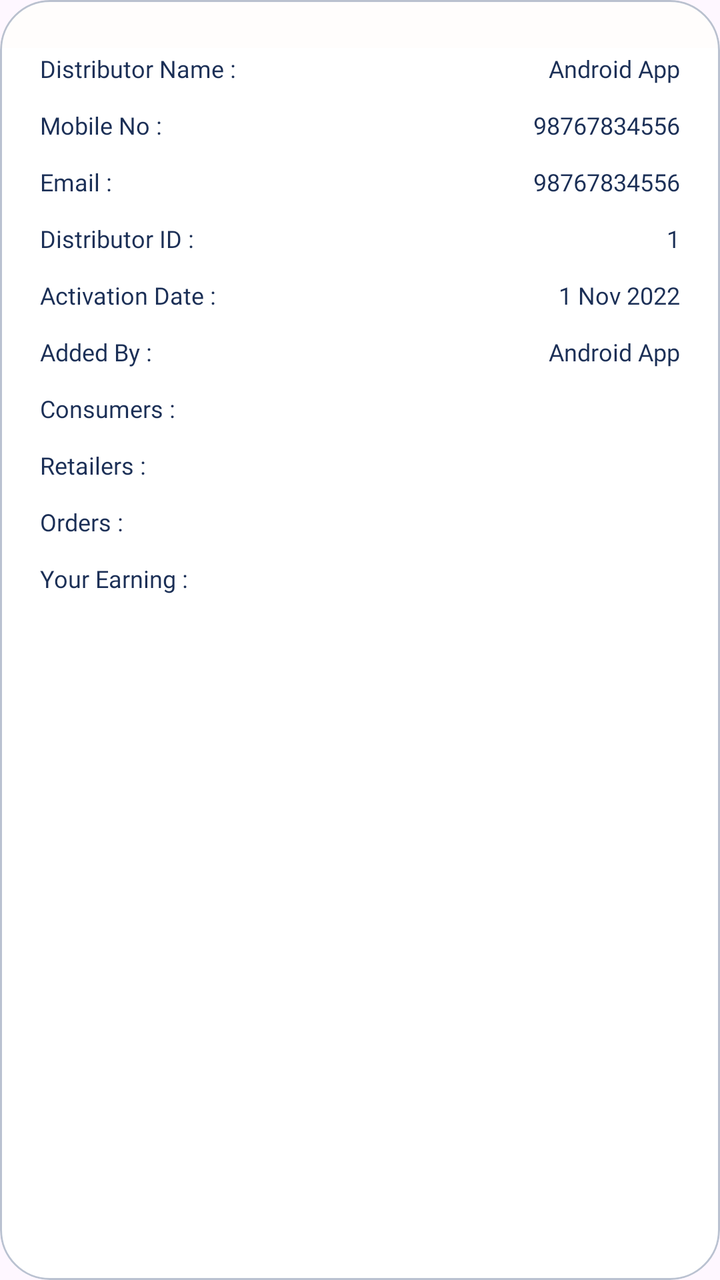
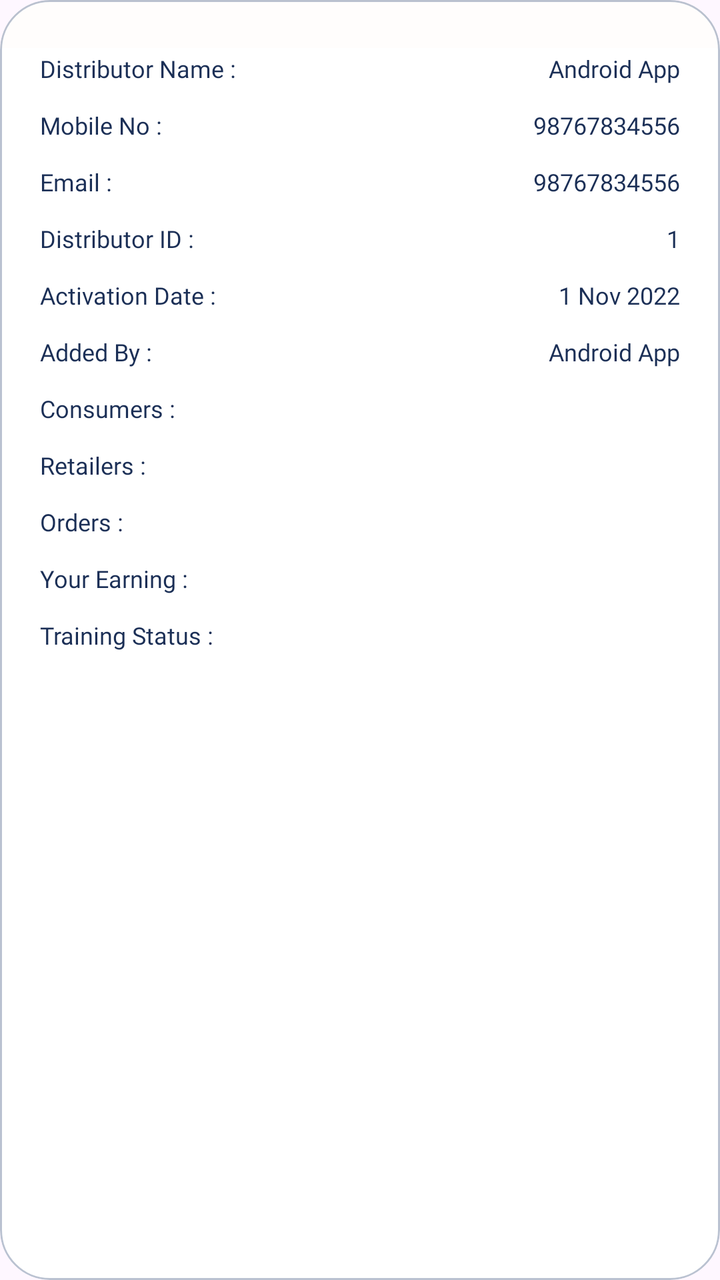

An Android layout rendered at two revisions. The XML below is the earlier revision; the diff shows what the commit changed to produce the second picture.
<!-- AndroidManifest.xml: application theme Theme.MasterDistributorMDL -->
<!-- res/layout/distributor_report_adapter.xml -->
<?xml version="1.0" encoding="utf-8"?>
<layout xmlns:android="http://schemas.android.com/apk/res/android"
    xmlns:app="http://schemas.android.com/apk/res-auto">


    <com.google.android.material.card.MaterialCardView

        android:layout_width="match_parent"
        android:layout_height="wrap_content"
        android:layout_marginStart="@dimen/_20sp"
        android:layout_marginTop="@dimen/_8sp"
        android:layout_marginEnd="@dimen/_20sp"
        android:layout_marginBottom="@dimen/_8sp"
        android:theme="@style/Theme.MaterialComponents.DayNight.DarkActionBar"
        app:cardBackgroundColor="#FFFFFF"
        app:cardCornerRadius="@dimen/_25sp"
        app:cardElevation="0sp"
        app:strokeColor="#4D1D3667"
        app:strokeWidth="@dimen/_1sp">

        <LinearLayout
            android:layout_width="match_parent"
            android:layout_height="wrap_content"
            android:orientation="vertical">

            <LinearLayout
                android:layout_width="match_parent"
                android:layout_height="wrap_content"
                android:background="#4DFFF9F3"
                android:gravity="center"
                android:orientation="horizontal"
                android:paddingStart="@dimen/_20sp"
                android:paddingTop="@dimen/_17sp"
                android:paddingEnd="@dimen/_18sp"
                android:paddingBottom="@dimen/_7sp">

                <androidx.appcompat.widget.LinearLayoutCompat
                    android:layout_width="match_parent"
                    android:layout_height="wrap_content"
                    android:orientation="vertical">

                    <androidx.appcompat.widget.LinearLayoutCompat
                        android:layout_width="match_parent"
                        android:layout_height="wrap_content"
                        android:visibility="gone"
                        android:orientation="horizontal">

                        <androidx.appcompat.widget.AppCompatTextView
                            android:layout_width="0sp"
                            android:layout_height="wrap_content"
                            android:fontFamily="@font/medium"
                            android:layout_weight="1"
                            android:includeFontPadding="false"
                            android:layout_marginTop="@dimen/_5sp"
                            android:textColor="#132D5F"
                            android:text="@string/shop_name"
                            android:textSize="16sp" />

                        <androidx.appcompat.widget.AppCompatTextView
                            android:id="@+id/shop"
                            android:layout_width="0sp"
                            android:layout_height="wrap_content"
                            android:fontFamily="@font/bold"
                            android:includeFontPadding="false"
                            android:layout_weight="1"
                            android:textAlignment="textEnd"
                            android:layout_marginHorizontal="@dimen/_5sp"
                            android:layout_marginTop="@dimen/_5sp"
                            android:textColor="#F86202"
                            android:textSize="16sp" />

                    </androidx.appcompat.widget.LinearLayoutCompat>



                    <TextView
                        android:id="@+id/address"
                        android:layout_width="match_parent"
                        android:layout_height="wrap_content"
                        android:layout_marginTop="@dimen/_5sp"
                        android:fontFamily="@font/medium"
                        android:includeFontPadding="false"
                        android:visibility="gone"
                        android:text="H-183 Noida Sector 63 -(UP) 201301,"
                        android:textColor="#B31D3667"

                        android:textSize="@dimen/_10sp" />

                </androidx.appcompat.widget.LinearLayoutCompat>



            </LinearLayout>


            <View
                android:layout_width="match_parent"
                android:layout_height="@dimen/_1sp"
                android:visibility="gone"
                android:background="#4D1D3667" />

            <LinearLayout
                android:layout_width="match_parent"
                android:layout_height="wrap_content"
                android:orientation="vertical"
                android:paddingStart="@dimen/_20sp"
                android:paddingEnd="@dimen/_20sp"
                android:paddingBottom="@dimen/_15sp">

                <LinearLayout
                    android:layout_width="match_parent"
                    android:layout_height="wrap_content"
                    android:visibility="gone"
                    android:orientation="horizontal">

                    <TextView
                        android:layout_width="0sp"
                        android:layout_height="wrap_content"
                        android:layout_weight="1"
                        android:fontFamily="@font/normal"
                        android:text="Status :"
                        android:textColor="#1B2F56"
                        android:textSize="@dimen/_12sp" />

                    <TextView
                        android:id="@+id/status"
                        android:layout_width="wrap_content"
                        android:layout_height="wrap_content"
                        android:fontFamily="@font/medium"
                        android:includeFontPadding="false"
                        android:text="● Active"
                        android:textColor="#B31D3667"
                        android:textSize="@dimen/_13sp" />

                </LinearLayout>

                <LinearLayout
                    android:layout_width="match_parent"
                    android:layout_height="wrap_content"
                    android:layout_marginTop="@dimen/_2sp"
                    android:orientation="horizontal">

                    <TextView
                        android:layout_width="0sp"
                        android:layout_height="wrap_content"
                        android:layout_weight="1"
                        android:fontFamily="@font/normal"
                        android:text="Distributor Name :"
                        android:textColor="#1B2F56"
                        android:textSize="@dimen/_12sp" />

                    <TextView
                        android:id="@+id/name"
                        android:layout_width="wrap_content"
                        android:layout_height="wrap_content"
                        android:fontFamily="@font/medium"


                        android:text="Android App"
                        android:textColor="#1B2F56"

                        android:textSize="@dimen/_12sp" />

                </LinearLayout>

                <LinearLayout
                    android:layout_width="match_parent"
                    android:layout_height="wrap_content"
                    android:layout_marginTop="@dimen/_12sp"
                    android:orientation="horizontal">

                    <TextView
                        android:layout_width="0sp"
                        android:layout_height="wrap_content"
                        android:layout_weight="1"
                        android:fontFamily="@font/normal"

                        android:text="Mobile No :"
                        android:textColor="#1B2F56"

                        android:textSize="@dimen/_12sp" />

                    <TextView
                        android:id="@+id/mobile"
                        android:layout_width="wrap_content"
                        android:layout_height="wrap_content"
                        android:fontFamily="@font/medium"


                        android:text="98767834556"
                        android:textColor="#1B2F56"

                        android:textSize="@dimen/_12sp" />

                </LinearLayout>
                <LinearLayout
                    android:layout_width="match_parent"
                    android:layout_height="wrap_content"
                    android:layout_marginTop="@dimen/_12sp"
                    android:orientation="horizontal">

                    <TextView
                        android:layout_width="0sp"
                        android:layout_height="wrap_content"
                        android:layout_weight="1"
                        android:fontFamily="@font/normal"

                        android:text="Email :"
                        android:textColor="#1B2F56"

                        android:textSize="@dimen/_12sp" />

                    <TextView
                        android:id="@+id/email"
                        android:layout_width="wrap_content"
                        android:layout_height="wrap_content"
                        android:fontFamily="@font/medium"
                        android:text="98767834556"
                        android:textColor="#1B2F56"
                        android:textSize="@dimen/_12sp" />

                </LinearLayout>

                <LinearLayout
                    android:id="@+id/shopIdLay"
                    android:layout_width="match_parent"
                    android:layout_height="wrap_content"
                    android:layout_marginTop="@dimen/_12sp"
                    android:orientation="horizontal">

                    <TextView
                        android:layout_width="0sp"
                        android:layout_height="wrap_content"
                        android:layout_weight="1"
                        android:fontFamily="@font/normal"
                        android:text="Distributor ID :"
                        android:textColor="#1B2F56"
                        android:textSize="@dimen/_12sp" />

                    <TextView
                        android:id="@+id/shopid"
                        android:layout_width="wrap_content"

                        android:layout_height="wrap_content"
                        android:fontFamily="@font/medium"

                        android:text="1"
                        android:textColor="#1B2F56"

                        android:textSize="@dimen/_12sp" />

                </LinearLayout>

                <LinearLayout
                    android:layout_width="match_parent"
                    android:layout_height="wrap_content"
                    android:layout_marginTop="@dimen/_12sp"
                    android:orientation="horizontal">

                    <TextView
                        android:layout_width="0sp"
                        android:layout_height="wrap_content"
                        android:layout_weight="1"
                        android:fontFamily="@font/normal"

                        android:text="Activation Date :"
                        android:textColor="#1B2F56"

                        android:textSize="@dimen/_12sp" />

                    <TextView
                        android:id="@+id/date"
                        android:layout_width="wrap_content"

                        android:layout_height="wrap_content"
                        android:fontFamily="@font/medium"

                        android:text="1 Nov 2022"
                        android:textColor="#1B2F56"

                        android:textSize="@dimen/_12sp" />

                </LinearLayout>

                <LinearLayout
                    android:id="@+id/addedByLay"
                    android:layout_width="match_parent"
                    android:layout_height="wrap_content"
                    android:layout_marginTop="@dimen/_12sp"
                    android:orientation="horizontal">

                    <TextView
                        android:layout_width="0sp"
                        android:layout_height="wrap_content"
                        android:layout_weight="1"
                        android:fontFamily="@font/normal"

                        android:text="Added By :"
                        android:textColor="#1B2F56"

                        android:textSize="@dimen/_12sp" />

                    <TextView
                        android:id="@+id/addedBy"
                        android:layout_width="wrap_content"

                        android:layout_height="wrap_content"
                        android:fontFamily="@font/medium"

                        android:text="Android App"
                        android:textColor="#1B2F56"

                        android:textSize="@dimen/_12sp" />

                </LinearLayout>

                <LinearLayout
                    android:layout_width="match_parent"
                    android:layout_height="wrap_content"
                    android:layout_marginTop="@dimen/_12sp"
                    android:orientation="horizontal">

                    <TextView
                        android:layout_width="0sp"
                        android:layout_height="wrap_content"
                        android:layout_weight="1"
                        android:fontFamily="@font/normal"
                        android:text="Consumers :"
                        android:textColor="#1B2F56"
                        android:textSize="@dimen/_12sp" />

                    <TextView
                        android:id="@+id/clients"
                        android:layout_width="wrap_content"
                        android:layout_height="wrap_content"
                        android:fontFamily="@font/medium"
                        android:textColor="#1877F2"
                        android:textSize="@dimen/_12sp" />

                </LinearLayout>

                <LinearLayout
                    android:layout_width="match_parent"
                    android:layout_height="wrap_content"
                    android:layout_marginTop="@dimen/_12sp"
                    android:orientation="horizontal">

                    <TextView
                        android:layout_width="0sp"
                        android:layout_height="wrap_content"
                        android:layout_weight="1"
                        android:fontFamily="@font/normal"
                        android:text="Retailers :"
                        android:textColor="#1B2F56"
                        android:textSize="@dimen/_12sp" />

                    <TextView
                        android:id="@+id/retailers"
                        android:layout_width="wrap_content"
                        android:layout_height="wrap_content"
                        android:fontFamily="@font/medium"
                        android:textColor="#1877F2"
                        android:textSize="@dimen/_12sp" />

                </LinearLayout>

                <LinearLayout
                    android:layout_width="match_parent"
                    android:layout_height="wrap_content"
                    android:layout_marginTop="@dimen/_12sp"
                    android:orientation="horizontal">

                    <TextView
                        android:layout_width="0sp"
                        android:layout_height="wrap_content"
                        android:layout_weight="1"
                        android:fontFamily="@font/normal"
                        android:text="Orders :"
                        android:textColor="#1B2F56"
                        android:textSize="@dimen/_12sp" />

                    <TextView
                        android:id="@+id/orders"
                        android:layout_width="wrap_content"
                        android:layout_height="wrap_content"
                        android:fontFamily="@font/medium"
                        android:textColor="#34A853"
                        android:textSize="@dimen/_12sp" />

                </LinearLayout>

                <LinearLayout
                    android:id="@+id/earningLay"
                    android:layout_width="match_parent"
                    android:layout_height="wrap_content"
                    android:layout_marginTop="@dimen/_12sp"
                    android:orientation="horizontal">

                    <TextView
                        android:layout_width="0sp"
                        android:layout_height="wrap_content"
                        android:layout_weight="1"
                        android:fontFamily="@font/normal"
                        android:text="Your Earning :"
                        android:textColor="#1B2F56"
                        android:textSize="@dimen/_12sp" />

                    <TextView
                        android:id="@+id/earning"
                        android:layout_width="wrap_content"
                        android:layout_height="wrap_content"
                        android:fontFamily="@font/medium"
                        android:textColor="#F86202"
                        android:textSize="@dimen/_12sp" />

                </LinearLayout>
            </LinearLayout>

            <View
                android:id="@+id/line"
                android:layout_width="match_parent"
                android:layout_height="@dimen/_1sp"
                android:visibility="gone"
                android:background="#4D1D3667" />


            <LinearLayout
                android:id="@+id/viewCertificate"
                android:layout_width="match_parent"
                android:layout_height="@dimen/_40sp"
                android:background="@drawable/custom_trans_button"
                android:gravity="center"
                android:visibility="gone"
                android:orientation="horizontal">

                <TextView
                    android:id="@+id/txtViewCertificate"
                    android:layout_width="wrap_content"
                    android:layout_height="wrap_content"
                    android:fontFamily="@font/medium"
                    android:text="View Certificate"
                    android:textColor="#F86202"
                    android:textSize="@dimen/_11sp" />

                <ImageView
                    android:id="@+id/ivArrowLeft"
                    android:layout_width="@dimen/_15sp"
                    android:layout_height="@dimen/_15sp"
                    android:layout_marginStart="@dimen/_8sp"
                    android:src="@drawable/arrow_right_orange" />

            </LinearLayout>

        </LinearLayout>
    </com.google.android.material.card.MaterialCardView>
</layout>
<!-- resources referenced by this layout -->
<resources>
  <dimen name="_10sp">10.00dp</dimen>
  <dimen name="_11sp">11.00dp</dimen>
  <dimen name="_12sp">12.00dp</dimen>
  <dimen name="_13sp">13.00dp</dimen>
  <dimen name="_15sp">15.00dp</dimen>
  <dimen name="_17sp">17.00dp</dimen>
  <dimen name="_18sp">18.00dp</dimen>
  <dimen name="_1sp">1.00dp</dimen>
  <dimen name="_20sp">20.00dp</dimen>
  <dimen name="_25sp">25.00dp</dimen>
  <dimen name="_2sp">2.00dp</dimen>
  <dimen name="_40sp">40.00dp</dimen>
  <dimen name="_5sp">5.00dp</dimen>
  <dimen name="_7sp">7.00dp</dimen>
  <dimen name="_8sp">8.00dp</dimen>
  <!-- drawable arrow_right_orange: png bitmap (drawable, 523 bytes) -->
  <!-- drawable custom_trans_button (drawable) -->
  <?xml version="1.0" encoding="utf-8"?>
  <selector xmlns:android="http://schemas.android.com/apk/res/android">
      <item android:state_pressed="true">
          <shape>
              <corners android:radius="@dimen/_10sp" />
              <solid android:color="@color/button_second" />
          </shape>
      </item>
      <item android:state_pressed="false">
          <shape>
              <corners android:radius="@dimen/_10sp" />
              <solid android:color="#00ffffff" />
          </shape>
      </item>
  </selector>
  <string name="shop_name">Business Name :</string>
  <style name="Theme.MasterDistributorMDL" parent="Base.Theme.MasterDistributorMDL" />
  <color name="button_second">#1A2196F3</color>
  <style name="Base.Theme.MasterDistributorMDL" parent="Theme.Material3.DayNight.NoActionBar">
          
          
      </style>
</resources>

<!-- the commit's change to res/layout/distributor_report_adapter.xml (unified diff, before → after) -->
@@ -414,6 +414,50 @@
                         android:textSize="@dimen/_12sp" />
 
                 </LinearLayout>
+
+                <LinearLayout
+                    android:id="@+id/trainingStatusLay"
+                    android:layout_width="match_parent"
+                    android:layout_height="wrap_content"
+                    android:layout_marginTop="@dimen/_12sp"
+                    android:gravity="center_vertical"
+                    android:orientation="horizontal">
+
+                    <TextView
+                        android:layout_width="0sp"
+                        android:layout_height="wrap_content"
+                        android:layout_weight="1"
+                        android:fontFamily="@font/normal"
+                        android:text="Training Status :"
+                        android:textColor="#1B2F56"
+                        android:textSize="@dimen/_12sp" />
+
+                    <LinearLayout
+                        android:layout_width="wrap_content"
+                        android:layout_height="wrap_content"
+                        android:gravity="center_vertical"
+                        android:orientation="horizontal">
+
+                        <TextView
+                            android:id="@+id/trainingStatus"
+                            android:layout_width="wrap_content"
+                            android:layout_height="wrap_content"
+                            android:fontFamily="@font/medium"
+                            android:textColor="#1B2F56"
+                            android:text=""
+                            android:textSize="@dimen/_12sp" />
+
+                        <ImageView
+                            android:id="@+id/infoIcon"
+                            android:layout_width="@dimen/_16sp"
+                            android:layout_height="@dimen/_16sp"
+                            android:layout_marginStart="@dimen/_5sp"
+                            android:src="@drawable/info_training"
+                            android:visibility="gone"
+                             />
+                    </LinearLayout>
+
+                </LinearLayout>
             </LinearLayout>
 
             <View
@@ -424,13 +468,14 @@
                 android:background="#4D1D3667" />
 
 
+
             <LinearLayout
                 android:id="@+id/viewCertificate"
                 android:layout_width="match_parent"
                 android:layout_height="@dimen/_40sp"
+                android:visibility="gone"
                 android:background="@drawable/custom_trans_button"
                 android:gravity="center"
-                android:visibility="gone"
                 android:orientation="horizontal">
 
                 <TextView
@@ -451,6 +496,20 @@
 
             </LinearLayout>
 
+            <androidx.appcompat.widget.AppCompatButton
+                android:id="@+id/updateTraining"
+                android:layout_width="match_parent"
+                android:layout_height="@dimen/_45sp"
+                android:background="@drawable/update_training_corner"
+                android:backgroundTint="#F86202"
+                android:fontFamily="@font/medium"
+                android:text="Update Training"
+                android:visibility="gone"
+                android:textAllCaps="false"
+                android:textColor="@color/white"
+                android:textSize="@dimen/_12sp" />
+
+
         </LinearLayout>
     </com.google.android.material.card.MaterialCardView>
 </layout>
<!-- resource entries referenced after the edit -->
@@ -1,10 +1,12 @@
 <!-- resources referenced by this layout -->
 <resources>
+  <color name="white">#ffffff</color>
   <dimen name="_10sp">10.00dp</dimen>
   <dimen name="_11sp">11.00dp</dimen>
   <dimen name="_12sp">12.00dp</dimen>
   <dimen name="_13sp">13.00dp</dimen>
   <dimen name="_15sp">15.00dp</dimen>
+  <dimen name="_16sp">16.00dp</dimen>
   <dimen name="_17sp">17.00dp</dimen>
   <dimen name="_18sp">18.00dp</dimen>
   <dimen name="_1sp">1.00dp</dimen>
@@ -12,6 +14,7 @@
   <dimen name="_25sp">25.00dp</dimen>
   <dimen name="_2sp">2.00dp</dimen>
   <dimen name="_40sp">40.00dp</dimen>
+  <dimen name="_45sp">45.00dp</dimen>
   <dimen name="_5sp">5.00dp</dimen>
   <dimen name="_7sp">7.00dp</dimen>
   <dimen name="_8sp">8.00dp</dimen>
@@ -32,6 +35,18 @@
           </shape>
       </item>
   </selector>
+  <!-- drawable info_training: png bitmap (drawable, 3513 bytes) -->
+  <!-- drawable update_training_corner (drawable) -->
+  <?xml version="1.0" encoding="utf-8"?>
+  <shape xmlns:android="http://schemas.android.com/apk/res/android">
+      <solid android:color="#F86202" />
+  
+      <corners
+          android:bottomLeftRadius="12dp"
+          android:bottomRightRadius="12dp"
+          android:topLeftRadius="0dp"
+          android:topRightRadius="0dp" />
+  </shape>
   <string name="shop_name">Business Name :</string>
   <style name="Theme.MasterDistributorMDL" parent="Base.Theme.MasterDistributorMDL" />
   <color name="button_second">#1A2196F3</color>
